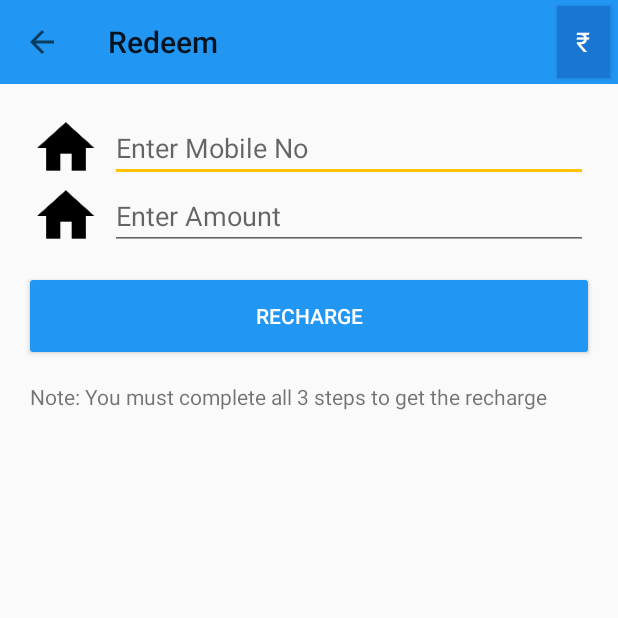
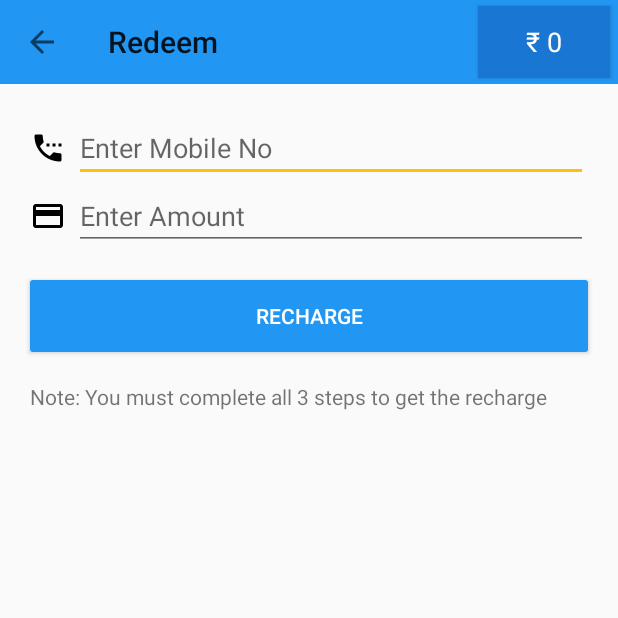
Before and after one commit to murtazaagaz/EarnTalktime, an Android app: the screen it shows after launch (RedeemActivuty), after a tap on "Redeem", on a phone screen of 412 x 824 dp, the top half of it. Run offline under Robolectric (Android 15) with nearby library versions, the phone set to English and light mode, and no system bars; our stand-ins replace ButterKnife, Volley; network calls fail; 2 other taps on this screen came first.

Commit message:
Fixed some bugs

```diff
--- a/app/src/main/java/com/murtaza/navigation1/activity/MainActivity.java
+++ b/app/src/main/java/com/murtaza/navigation1/activity/MainActivity.java
@@ -77,11 +77,12 @@ public class MainActivity extends AppCompatActivity implements NavigationView.On
         mRequestQueue = VolleySingleton.getInstance().getRequestQueue();
 
         //Create SharedPrefences and store wallet data
-        SharedPreferences sp = getSharedPreferences("app",MODE_PRIVATE);
+        SharedPreferences sp = getSharedPreferences("app", MODE_PRIVATE);
         //get wallet amount
         String walletAmount = sp.getString("amount","0");
+        //Toast.makeText(MainActivity.this, ""+walletAmount, Toast.LENGTH_SHORT).show();
         //set amount to WalletButton
-        mWallet.append(walletAmount);
+        mWallet.setText("\u20B9 "+walletAmount);
 
         // check network connection
         if (!Util.isnetworkavailable(getApplication())) {
--- a/app/src/main/java/com/murtaza/navigation1/activity/RedeemActivuty.java
+++ b/app/src/main/java/com/murtaza/navigation1/activity/RedeemActivuty.java
@@ -1,8 +1,10 @@
 package com.murtaza.navigation1.activity;
 
+import android.content.SharedPreferences;
+import android.os.Bundle;
 import android.support.v7.app.AppCompatActivity;
-import android.os.Bundle;
 import android.support.v7.widget.Toolbar;
+import android.widget.Button;
 
 import com.murtaza.navigation1.R;
 
@@ -11,6 +13,7 @@ import butterknife.ButterKnife;
 
 public class RedeemActivuty extends AppCompatActivity {
     @Bind(R.id.redeem_toolbar) Toolbar toolbar;
+    @Bind(R.id.wallet) Button mWallet;
 
     @Override
     protected void onCreate(Bundle savedInstanceState) {
@@ -24,5 +27,13 @@ public class RedeemActivuty extends AppCompatActivity {
         getSupportActionBar().setHomeButtonEnabled(true);
         getSupportActionBar().setDisplayHomeAsUpEnabled(true);
 
+        //Create SharedPrefences and store wallet data
+        SharedPreferences sp = getSharedPreferences("app", MODE_PRIVATE);
+        //get wallet amount
+        String walletAmount = sp.getString("amount","0");
+        //Toast.makeText(MainActivity.this, ""+walletAmount, Toast.LENGTH_SHORT).show();
+        //set amount to WalletButton
+        mWallet.setText("\u20B9 " + walletAmount);
+
     }
 }
--- a/app/src/main/java/com/murtaza/navigation1/network/ApiUrl.java
+++ b/app/src/main/java/com/murtaza/navigation1/network/ApiUrl.java
@@ -1,6 +1,6 @@
 package com.murtaza.navigation1.network;
 
 public class ApiUrl {
-    private static String SERVER = "http://192.168.51.2/co/mCent/";
+    private static String SERVER = "http://demo.hackerkernel.com/mCent/";
     public static String OFFER_LIST = SERVER + "index.php";
 }
--- a/app/src/main/res/layout/activity_redeem_activuty.xml
+++ b/app/src/main/res/layout/activity_redeem_activuty.xml
@@ -21,7 +21,7 @@
 
             <ImageView
                 android:layout_height="match_parent"
-                android:src="@drawable/ic_home_black_48dp" />
+                android:src="@drawable/ic_phone" />
 
             <EditText
                 android:layout_marginLeft="5dp"
@@ -33,7 +33,7 @@
 
             <ImageView
                 android:layout_height="match_parent"
-                android:src="@drawable/ic_home_black_48dp" />
+                android:src="@drawable/ic_card" />
 
             <EditText
                 android:layout_marginLeft="5dp"
--- a/app/src/main/res/layout/toolbar_support.xml
+++ b/app/src/main/res/layout/toolbar_support.xml
@@ -9,7 +9,7 @@
     <Button
         android:id="@+id/wallet"
         style="@style/TextAppearance.AppCompat.Medium"
-        android:layout_width="35dp"
+        android:layout_width="wrap_content"
         android:layout_height="wrap_content"
         android:layout_gravity="end"
         android:layout_marginRight="5dp"
--- a/app/src/main/res/values/strings.xml
+++ b/app/src/main/res/values/strings.xml
@@ -8,6 +8,6 @@
     <string name="rupee">\u20B9</string>
     <string name="get_it">Get it</string>
     <string name="refresh">Refresh</string>
-    <string name="install"><![CDATA[Install & get 25 ₹ ]]></string>
+    <string name="install"><![CDATA[Install & get ₹ ]]></string>
     <string name="inviate_earn_200"><![CDATA[Invite & Earn ₹ 200]]></string>
 </resources>
```
Also changed, not shown: app/src/main/res/drawable-hdpi/ic_card.png (added), app/src/main/res/drawable-hdpi/ic_phone.png (added), app/src/main/res/drawable-mdpi/ic_card.png (added), app/src/main/res/drawable-mdpi/ic_phone.png (added), app/src/main/res/drawable-xhdpi/ic_card.png (added), app/src/main/res/drawable-xhdpi/ic_phone.png (added), app/src/main/res/drawable-xxhdpi/ic_card.png (added), app/src/main/res/drawable-xxhdpi/ic_phone.png (added), app/src/main/res/drawable-xxxhdpi/ic_card.png (added), app/src/main/res/drawable-xxxhdpi/ic_phone.png (added).
